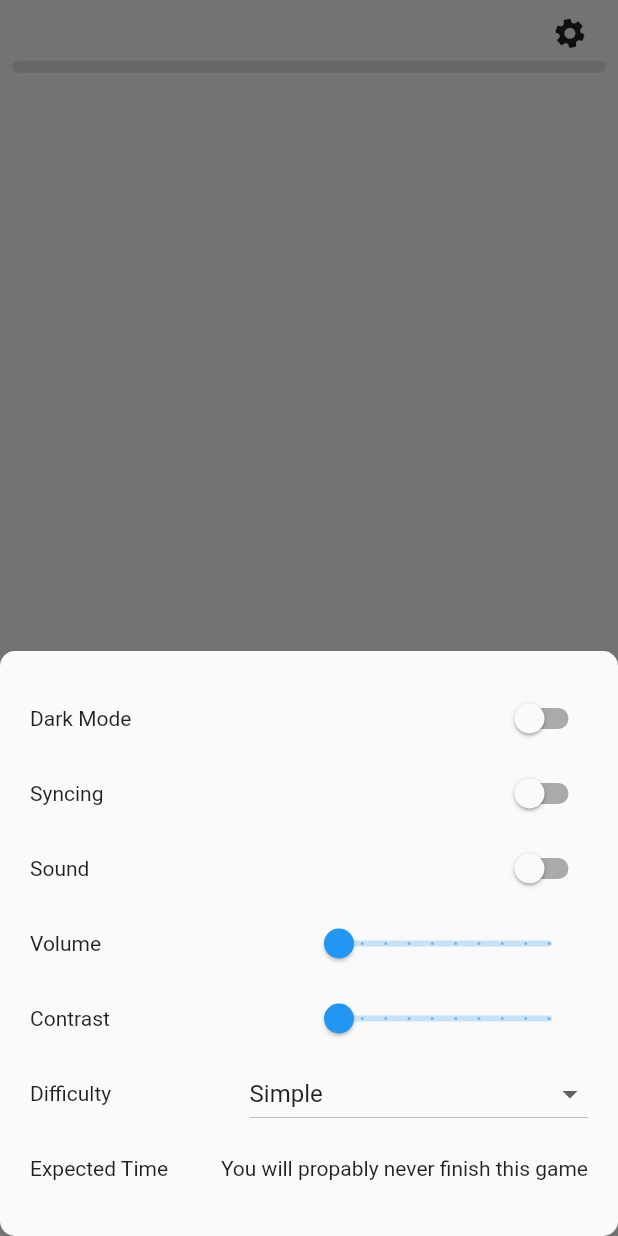
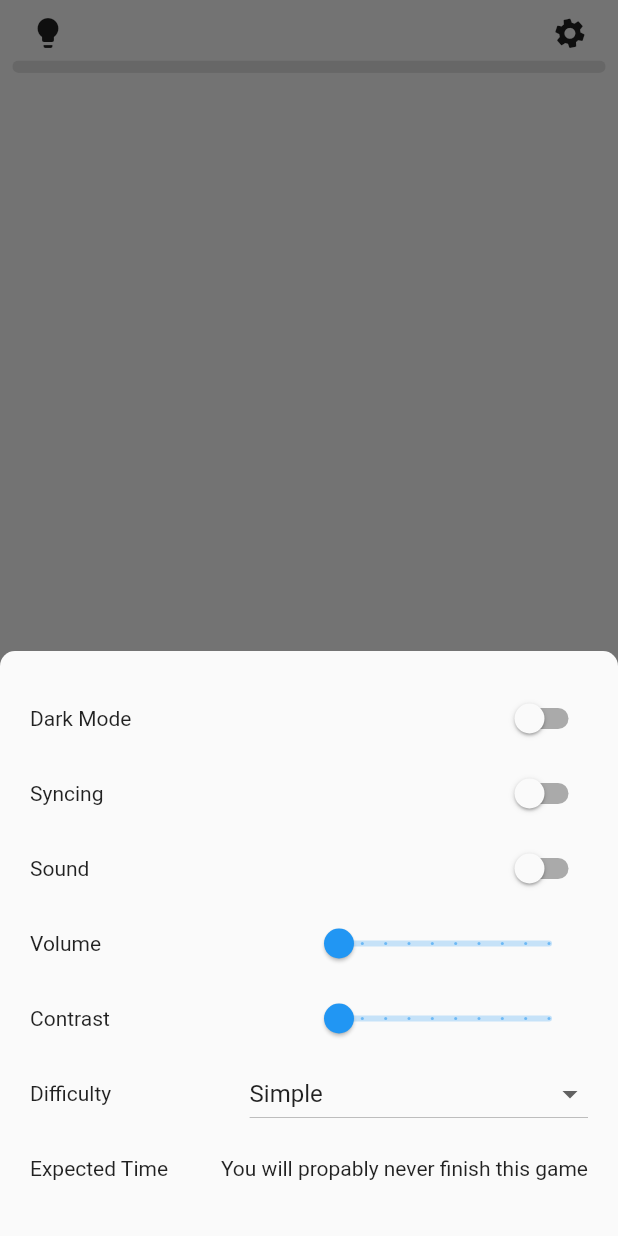
Before and after one commit to jdevacc20/die_vier_stunden_woche, a Flutter app: the LevelWrapper screen opened directly with empty values, after a tap on the "settings" icon, on a phone screen of 412 x 824 dp. Run offline on Flutter 3.47's test engine with Material 2 defaults, Android fonts, the phone set to English and light mode, and no system bars; our stand-ins replace shared_preferences; accounts and stored records are empty.

Commit message:
Added hint

```diff
--- a/flutter_app/lib/levels/level_lights_out/level_lights_out_widget.dart
+++ b/flutter_app/lib/levels/level_lights_out/level_lights_out_widget.dart
@@ -42,6 +42,7 @@ class _LevelLightsOutWidget extends State<LevelLightsOutWidget> {
                   ? "Switch the light on!"
                   : "Switch the light out!",
           done: _done,
+          hint: "denk nach pisser",
           levelChild: Center(
             child: SizedBox(
               height: size,
--- a/flutter_app/lib/levels/level_memory/level_memory_widget.dart
+++ b/flutter_app/lib/levels/level_memory/level_memory_widget.dart
@@ -56,6 +56,7 @@ class _LevelMemoryWidget extends State<LevelMemoryWidget> {
     return LevelWrapper(
       title: "Memory Test",
       description: "Find pairs of all Icons!",
+      hint: "denk nach pisser",
       done: done,
       levelChild: GridView.count(
         crossAxisCount: 3,
--- a/flutter_app/lib/levels/level_overflow/level_overflow_widget.dart
+++ b/flutter_app/lib/levels/level_overflow/level_overflow_widget.dart
@@ -19,6 +19,7 @@ class _LevelOverflowWidgetState extends State<LevelOverflowWidget> {
       title: "Your Credentials",
       description: "Please fill out the form",
       done: done,
+      hint: "denk nach pisser",
       levelChild: SingleChildScrollView(
         child: Form(
           key: _formKey,
--- a/flutter_app/lib/levels/level_shapes/level_shapes_widget.dart
+++ b/flutter_app/lib/levels/level_shapes/level_shapes_widget.dart
@@ -58,6 +58,7 @@ class _LevelShapesWidget extends State<LevelShapesWidget> {
     return LevelWrapper(
       title: "Eyesight Test",
       description: "Click on the red shape!",
+      hint: "denk nach pisser",
       done: done,
       levelChild: Column(
         children: [
--- a/flutter_app/lib/levels/level_wrapper.dart
+++ b/flutter_app/lib/levels/level_wrapper.dart
@@ -8,6 +8,7 @@ import '../models/level_model.dart';
 class LevelWrapper extends StatefulWidget {
   final String title;
   final String description;
+  final String hint;
   final bool done;
   final Widget levelChild;
 
@@ -16,14 +17,17 @@ class LevelWrapper extends StatefulWidget {
       required this.title,
       required this.description,
       required this.done,
-      required this.levelChild});
+      required this.levelChild,
+      required this.hint,
+      });
 
   @override
   State<LevelWrapper> createState() => _LevelWrapperState();
 }
 
 class _LevelWrapperState extends State<LevelWrapper> {
-  bool _menuOpen = false;
+  bool _settingsOpen = false;
+  bool _hintOpen = false;
 
   @override
   Widget build(BuildContext context) {
@@ -37,7 +41,45 @@ class _LevelWrapperState extends State<LevelWrapper> {
               Row(
                 children: [
                   Expanded(
-                    child: Container(),
+                    child: Align(
+                      alignment: Alignment.centerLeft,
+                      child: Padding(
+                        padding: const EdgeInsets.only(left: 20),
+                        child: FittedBox(
+
+                          child: AnimatedScale(
+                            scale: _hintOpen ? 1.2: 1,
+                            duration: const Duration(milliseconds: 200),
+                            child: GestureDetector(
+                              onTap: () {
+                                setState(() {
+                                  _hintOpen = true;
+                                });
+                                showModalBottomSheet(
+                                  context: context,
+                                  shape: const RoundedRectangleBorder(
+                                    borderRadius: BorderRadiusDirectional.only(
+                                      bottomEnd: Radius.circular(0),
+                                      bottomStart: Radius.circular(0),
+                                      topEnd: Radius.circular(10),
+                                      topStart: Radius.circular(10),
+                                    ),
+                                  ),
+                                  builder: ((context) {
+                                    return _HintBottomSheetDialogWidget(hint: widget.hint,);
+                                  }),
+                                ).whenComplete(() {
+                                  setState(() {
+                                    _hintOpen = false;
+                                  });
+                                });
+                              },
+                              child: const Icon(Icons.lightbulb),
+                            ),
+                          ),
+                        ),
+                      ),
+                    ),
                   ),
                   Text(
                     widget.title,
@@ -51,29 +93,37 @@ class _LevelWrapperState extends State<LevelWrapper> {
                         padding: const EdgeInsets.only(right: 20),
                         child: FittedBox(
                           child: AnimatedRotation(
-                            turns: _menuOpen ? (6 / 45) : 0,
+                            turns: _settingsOpen ? (6 / 45) : 0,
                             duration: const Duration(milliseconds: 200),
                             child: GestureDetector(
                               onTap: () {
                                 setState(() {
-                                    _menuOpen = true;
+                                  _settingsOpen = true;
                                 });
                                 showModalBottomSheet(
                                   context: context,
-                                    shape: RoundedRectangleBorder(
-                                      borderRadius: BorderRadius.circular(10.0),
+                                  shape: const RoundedRectangleBorder(
+                                    borderRadius: BorderRadiusDirectional.only(
+                                      bottomEnd: Radius.circular(0),
+                                      bottomStart: Radius.circular(0),
+                                      topEnd: Radius.circular(10),
+                                      topStart: Radius.circular(10),
+                                    ),
                                   ),
                                   builder: ((context) {
-                                      return _BottomSheetDialogWidget();
+                                    return _SettingsBottomSheetDialogWidget();
                                   }),
                                 ).whenComplete(() {
                                   setState(() {
-                                      _menuOpen = false;
+                                    _settingsOpen = false;
                                   });
                                 });
                               },
-                                child: const Icon(Icons.settings)),
-                          ))),
+                              child: const Icon(Icons.settings),
+                            ),
+                          ),
+                        ),
+                      ),
                     ),
                   ),
                 ],
@@ -140,12 +190,36 @@ class _LevelWrapperState extends State<LevelWrapper> {
   }
 }
 
-class _BottomSheetDialogWidget extends StatefulWidget {
+class _HintBottomSheetDialogWidget extends StatefulWidget {
+  final String hint;
+
+  const _HintBottomSheetDialogWidget({required this.hint});
+
   @override
-  State<StatefulWidget> createState() => _BottomSheetDialogState();
+  State<StatefulWidget> createState() => _HintBottomSheetDialogState();
 }
 
-class _BottomSheetDialogState extends State<_BottomSheetDialogWidget> {
+class _HintBottomSheetDialogState extends State<_HintBottomSheetDialogWidget> {
+  @override
+  Widget build(BuildContext context) {
+    return SingleChildScrollView(
+      child: Padding(
+        padding: const EdgeInsets.all(20),
+        child: Center(
+          child: Text(widget.hint),
+        ),
+      ),
+    );
+  }
+}
+
+class _SettingsBottomSheetDialogWidget extends StatefulWidget {
+  @override
+  State<StatefulWidget> createState() => _SettingsBottomSheetDialogState();
+}
+
+class _SettingsBottomSheetDialogState
+    extends State<_SettingsBottomSheetDialogWidget> {
   bool _sound = false;
   bool _darkMode = false;
   int _simpleMode = 0;
--- a/flutter_app/lib/levels/rating_level/rating_level.dart
+++ b/flutter_app/lib/levels/rating_level/rating_level.dart
@@ -42,6 +42,7 @@ class _RatingLevelState extends State<RatingLevel> {
       description:
           "We would pretty much appreciate it if you give us honest feedback about our App.\n Thank you!",
       done: done,
+      hint: "denk nach pisser",
       levelChild: Column(
         mainAxisAlignment: MainAxisAlignment.center,
         children: [
```
Lines whose indentation alone changed are shown as unchanged.
